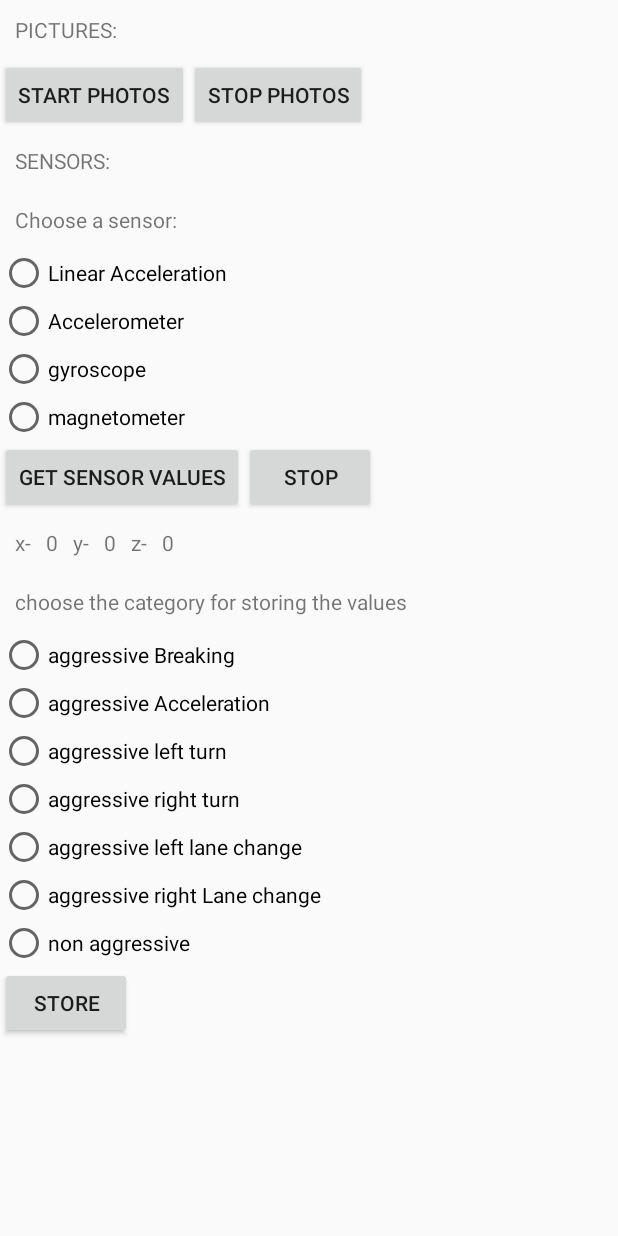
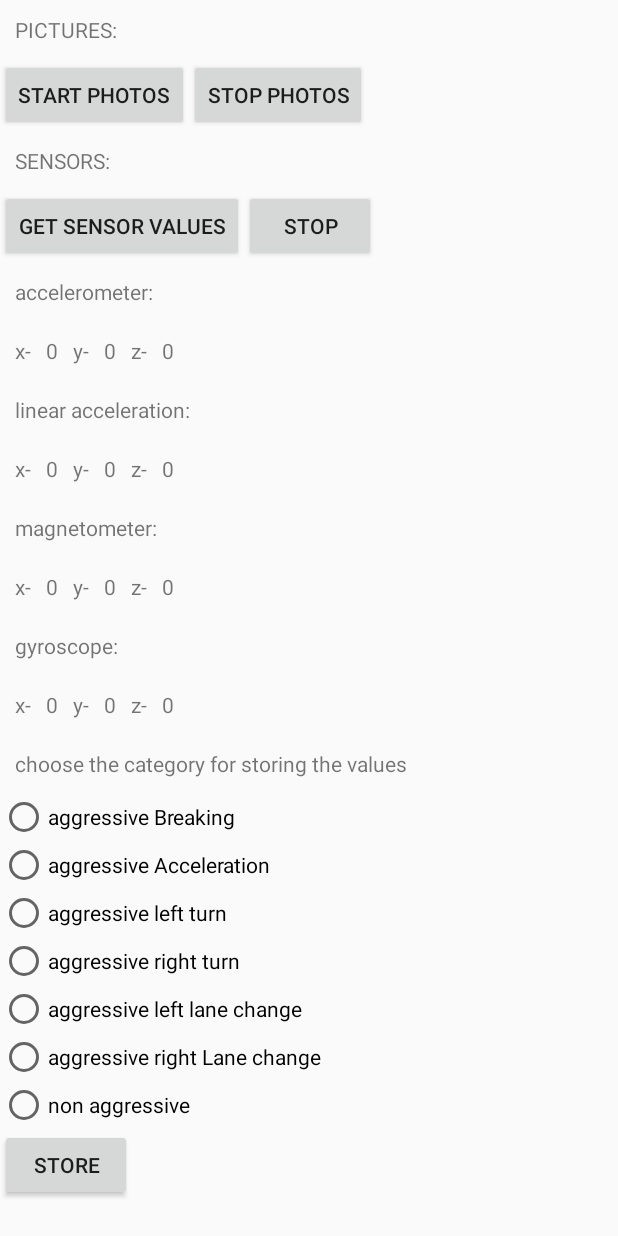
Before and after one commit to bhavya2020/data-collector-client, an Android app: the screen it shows after launch (MainActivity), after a tap on "GET SENSOR VALUES", on a phone screen of 412 x 824 dp. Run offline under Robolectric (Android 15) with nearby library versions, the phone set to English and light mode, and no system bars.

Commit message:
all sensor simultaneous

```diff
--- a/app/src/main/java/com/example/bhavya/datacollector/CapPhoto.java
+++ b/app/src/main/java/com/example/bhavya/datacollector/CapPhoto.java
@@ -25,6 +25,7 @@ import android.Manifest;
 import android.app.Service;
 import android.content.Intent;
 import android.content.pm.PackageManager;
+import android.graphics.SurfaceTexture;
 import android.hardware.Camera;
 import android.hardware.Camera.CameraInfo;
 import android.hardware.Camera.Parameters;
@@ -83,10 +84,9 @@ public class CapPhoto extends Service
             mCamera = Camera.open(); }
 
   if(mCamera !=null) {
-      toast.makeText(this,"yoyo",Toast.LENGTH_LONG).show();
-      SurfaceView sv = new SurfaceView(getApplicationContext());
+      SurfaceTexture st=new SurfaceTexture(0);
       try {
-          mCamera.setPreviewDisplay(sv.getHolder());
+          mCamera.setPreviewTexture(st);
           parameters = mCamera.getParameters();
           mCamera.setParameters(parameters);
           mCamera.startPreview();
@@ -99,8 +99,6 @@ public class CapPhoto extends Service
           e.printStackTrace();
       }
 
-      sHolder = sv.getHolder();
-      sHolder.setType(SurfaceHolder.SURFACE_TYPE_PUSH_BUFFERS);
   }
         return  START_NOT_STICKY;
     }
@@ -119,7 +117,7 @@ public class CapPhoto extends Service
                     try  {
                         URL url = null;
                         try {
-                            url = new URL("http://192.168.1.11:4444/click");
+                            url = new URL("http://192.168.43.170:4444/click");
                         } catch (MalformedURLException e) {
                             Log.d("err",e.toString());
                             e.printStackTrace();
--- a/app/src/main/java/com/example/bhavya/datacollector/MainActivity.java
+++ b/app/src/main/java/com/example/bhavya/datacollector/MainActivity.java
@@ -44,9 +44,9 @@ public class MainActivity extends Activity implements SensorEventListener{
     SensorManager mSensorManager;
     RadioGroup SENSORS;
     RadioGroup storage;
-    TextView ValuesX;
-    TextView ValuesY;
-    TextView ValuesZ;
+    TextView AValuesX,lAValuesX,MValuesX,GValuesX;
+    TextView AValuesY,lAValuesY,MValuesY,GValuesY;;
+    TextView AValuesZ,lAValuesZ,MValuesZ,GValuesZ;;
 
     @Override
     public void onRequestPermissionsResult(int requestCode, @NonNull String[] permissions, @NonNull int[] grantResults) {
@@ -118,38 +118,36 @@ public class MainActivity extends Activity implements SensorEventListener{
         btn3.setOnClickListener(new View.OnClickListener() {
             @Override
             public void onClick(View view) {
-                Sensor mSensor=null;
+                Sensor accelerometer=null,linearAcceleration=null,gyroscope=null,magnetometer=null;
+
                 mSensorManager = (SensorManager) getSystemService(Context.SENSOR_SERVICE);
 
-                SENSORS=findViewById(R.id.SENSORS);
-                ValuesX=findViewById(R.id.ValuesX);
-                ValuesY=findViewById(R.id.ValuesY);
-                ValuesZ=findViewById(R.id.ValuesZ);
+                AValuesX=findViewById(R.id.AValuesX);
+                AValuesY=findViewById(R.id.AValuesY);
+                AValuesZ=findViewById(R.id.AValuesZ);
+                lAValuesX=findViewById(R.id.lAValuesX);
+                lAValuesY=findViewById(R.id.lAValuesY);
+                lAValuesZ=findViewById(R.id.lAValuesZ);
+                MValuesX=findViewById(R.id.MValuesX);
+                MValuesY=findViewById(R.id.MValuesY);
+                MValuesZ=findViewById(R.id.MValuesZ);
+                GValuesX=findViewById(R.id.GValuesX);
+                GValuesY=findViewById(R.id.GValuesY);
+                GValuesZ=findViewById(R.id.GValuesZ);
 
-                int sensorID=SENSORS.getCheckedRadioButtonId();
+                accelerometer = mSensorManager.getDefaultSensor(Sensor.TYPE_ACCELEROMETER);
+                linearAcceleration = mSensorManager.getDefaultSensor(Sensor.TYPE_LINEAR_ACCELERATION);
+                gyroscope = mSensorManager.getDefaultSensor(Sensor.TYPE_GYROSCOPE);
+                magnetometer = mSensorManager.getDefaultSensor(Sensor.TYPE_MAGNETIC_FIELD);
 
-                if(sensorID == R.id.Accelerometer)
-                {
-                    selectedSensor="Accelerometer";
-                    mSensor = mSensorManager.getDefaultSensor(Sensor.TYPE_ACCELEROMETER);
-                }
-                else  if(sensorID == R.id.lAcc)
-                {
-                    selectedSensor="linear Acceleration";
-                    mSensor = mSensorManager.getDefaultSensor(Sensor.TYPE_LINEAR_ACCELERATION);
-                }else  if(sensorID == R.id.gyroscope)
-                {
-                    selectedSensor="gyroscope";
-                    mSensor = mSensorManager.getDefaultSensor(Sensor.TYPE_GYROSCOPE);
-                }else  if(sensorID == R.id.magnetometer)
-                {
-                    selectedSensor="magnetometer";
-                    mSensor = mSensorManager.getDefaultSensor(Sensor.TYPE_MAGNETIC_FIELD);
-                }
-
-
-                if(mSensor!=null)
-                    mSensorManager.registerListener(MainActivity.this,mSensor,SensorManager.SENSOR_DELAY_NORMAL);
+                if(accelerometer!=null)
+                    mSensorManager.registerListener(MainActivity.this,accelerometer,SensorManager.SENSOR_DELAY_NORMAL);
+                if(linearAcceleration!=null)
+                    mSensorManager.registerListener(MainActivity.this,linearAcceleration,SensorManager.SENSOR_DELAY_NORMAL);
+                if(gyroscope!=null)
+                    mSensorManager.registerListener(MainActivity.this,gyroscope,SensorManager.SENSOR_DELAY_NORMAL);
+                if(magnetometer!=null)
+                    mSensorManager.registerListener(MainActivity.this,magnetometer,SensorManager.SENSOR_DELAY_NORMAL);
             }
         });
         Button btn4 = findViewById(R.id.sensorStop);
@@ -164,11 +162,19 @@ public class MainActivity extends Activity implements SensorEventListener{
             @Override
             public void onClick(View view) {
                 storage=findViewById(R.id.storage);
-                ValuesX=findViewById(R.id.ValuesX);
-                ValuesY=findViewById(R.id.ValuesY);
-                ValuesZ=findViewById(R.id.ValuesZ);
-
-                String json="{\"sensor\":\""+selectedSensor+"\",\"x\":\""+ValuesX.getText()+"\",\"y\":\""+ValuesY.getText()+"\",\"z\":\""+ValuesZ.getText()+"\",\"class\":\"";
+                AValuesX=findViewById(R.id.AValuesX);
+                AValuesY=findViewById(R.id.AValuesY);
+                AValuesZ=findViewById(R.id.AValuesZ);
+                lAValuesX=findViewById(R.id.lAValuesX);
+                lAValuesY=findViewById(R.id.lAValuesY);
+                lAValuesZ=findViewById(R.id.lAValuesZ);
+                MValuesX=findViewById(R.id.MValuesX);
+                MValuesY=findViewById(R.id.MValuesY);
+                MValuesZ=findViewById(R.id.MValuesZ);
+                GValuesX=findViewById(R.id.GValuesX);
+                GValuesY=findViewById(R.id.GValuesY);
+                GValuesZ=findViewById(R.id.GValuesZ);
+                String json="{\"ax\":\""+AValuesX.getText()+"\",\"ay\":\""+AValuesY.getText()+"\",\"az\":\""+AValuesZ.getText()+"\",\"lx\":\""+lAValuesX.getText()+"\",\"ly\":\""+lAValuesY.getText()+"\",\"lz\":\""+lAValuesZ.getText()+"\",\"gx\":\""+GValuesX.getText()+"\",\"gy\":\""+GValuesY.getText()+"\",\"gz\":\""+GValuesZ.getText()+"\",\"mx\":\"" +MValuesX.getText()+"\",\"my\":\""+MValuesY.getText()+"\",\"mz\":\""+MValuesZ.getText()+"\",\"class\":\"";
                 int storageID=storage.getCheckedRadioButtonId();
 
                 if(storageID == R.id.aggressiveAcceleration)
@@ -201,7 +207,7 @@ public class MainActivity extends Activity implements SensorEventListener{
                     @Override
                     public void run() {
                         try {
-                            URL url = new URL("http://192.168.1.11:4444/sensor");
+                            URL url = new URL("http://192.168.43.170:4444/sensor");
                             HttpURLConnection conn = (HttpURLConnection) url.openConnection();
                             conn.setDoOutput(true);
                             conn.setRequestMethod("POST");
@@ -244,9 +250,27 @@ public class MainActivity extends Activity implements SensorEventListener{
 
     }
     public void onSensorChanged(SensorEvent event){
-        ValuesX.setText( String.valueOf(event.values[0]));
-        ValuesY.setText( String.valueOf(event.values[1]));
-        ValuesZ.setText( String.valueOf(event.values[2]));
+        if(event.sensor.getType()==Sensor.TYPE_ACCELEROMETER) {
+            AValuesX.setText(String.valueOf(event.values[0]));
+            AValuesY.setText(String.valueOf(event.values[1]));
+            AValuesZ.setText(String.valueOf(event.values[2]));
+        }
+        if(event.sensor.getType()==Sensor.TYPE_LINEAR_ACCELERATION) {
+            lAValuesX.setText(String.valueOf(event.values[0]));
+            lAValuesY.setText(String.valueOf(event.values[1]));
+            lAValuesZ.setText(String.valueOf(event.values[2]));
+        }
+        if(event.sensor.getType()==Sensor.TYPE_MAGNETIC_FIELD) {
+            MValuesX.setText(String.valueOf(event.values[0]));
+            MValuesY.setText(String.valueOf(event.values[1]));
+            MValuesZ.setText(String.valueOf(event.values[2]));
+        }
+        if(event.sensor.getType()==Sensor.TYPE_GYROSCOPE) {
+            GValuesX.setText(String.valueOf(event.values[0]));
+            GValuesY.setText(String.valueOf(event.values[1]));
+            GValuesZ.setText(String.valueOf(event.values[2]));
+        }
+
     }
 
     @Override
--- a/app/src/main/res/layout/activity_main.xml
+++ b/app/src/main/res/layout/activity_main.xml
@@ -47,42 +47,7 @@
             android:padding="10dp"
             android:text="SENSORS:" />
 
-        <TextView
-            android:layout_width="match_parent"
-            android:layout_height="wrap_content"
-            android:padding="10dp"
-            android:text="Choose a sensor:" />
 
-        <RadioGroup
-            android:id="@+id/SENSORS"
-            android:layout_width="match_parent"
-            android:layout_height="wrap_content">
-
-            <RadioButton
-                android:id="@+id/lAcc"
-                android:layout_width="match_parent"
-                android:layout_height="wrap_content"
-                android:text="Linear Acceleration" />
-
-            <RadioButton
-                android:id="@+id/Accelerometer"
-                android:layout_width="match_parent"
-                android:layout_height="wrap_content"
-                android:text="Accelerometer" />
-
-            <RadioButton
-                android:id="@+id/gyroscope"
-                android:layout_width="match_parent"
-                android:layout_height="wrap_content"
-                android:text="gyroscope" />
-
-            <RadioButton
-                android:id="@+id/magnetometer"
-                android:layout_width="match_parent"
-                android:layout_height="wrap_content"
-                android:text="magnetometer" />
-
-        </RadioGroup>
 
         <LinearLayout
             android:layout_width="match_parent"
@@ -106,6 +71,52 @@
                 tools:layout_editor_absoluteY="119dp" />
         </LinearLayout>
 
+        <TextView
+            android:layout_width="wrap_content"
+            android:layout_height="wrap_content"
+            android:padding="10dp"
+            android:text="accelerometer:"/>
+        <LinearLayout
+            android:layout_width="match_parent"
+            android:layout_height="wrap_content">
+
+            <TextView
+                android:layout_width="wrap_content"
+                android:layout_height="wrap_content"
+                android:layout_marginLeft="10dp"
+                android:text="x-"/>
+            <TextView
+                android:id="@+id/AValuesX"
+                android:layout_width="wrap_content"
+                android:layout_height="wrap_content"
+                android:padding="10dp"
+                android:text="0" />
+            <TextView
+                android:layout_width="wrap_content"
+                android:layout_height="wrap_content"
+                android:text="y-"/>
+            <TextView
+                android:id="@+id/AValuesY"
+                android:layout_width="wrap_content"
+                android:layout_height="wrap_content"
+                android:padding="10dp"
+                android:text="0" />
+            <TextView
+                android:layout_width="wrap_content"
+                android:layout_height="wrap_content"
+                android:text="z-"/>
+            <TextView
+                android:id="@+id/AValuesZ"
+                android:layout_width="wrap_content"
+                android:layout_height="wrap_content"
+                android:padding="10dp"
+                android:text="0" />
+        </LinearLayout>
+        <TextView
+            android:layout_width="wrap_content"
+            android:layout_height="wrap_content"
+            android:padding="10dp"
+            android:text="linear acceleration:"/>
         <LinearLayout
             android:layout_width="match_parent"
             android:layout_height="wrap_content">
@@ -115,7 +126,7 @@
                 android:layout_marginLeft="10dp"
                 android:text="x-"/>
             <TextView
-                android:id="@+id/ValuesX"
+                android:id="@+id/lAValuesX"
                 android:layout_width="wrap_content"
                 android:layout_height="wrap_content"
                 android:padding="10dp"
@@ -125,7 +136,7 @@
                 android:layout_height="wrap_content"
                 android:text="y-"/>
             <TextView
-                android:id="@+id/ValuesY"
+                android:id="@+id/lAValuesY"
                 android:layout_width="wrap_content"
                 android:layout_height="wrap_content"
                 android:padding="10dp"
@@ -135,15 +146,92 @@
                 android:layout_height="wrap_content"
                 android:text="z-"/>
             <TextView
-                android:id="@+id/ValuesZ"
+                android:id="@+id/lAValuesZ"
                 android:layout_width="wrap_content"
                 android:layout_height="wrap_content"
                 android:padding="10dp"
                 android:text="0" />
         </LinearLayout>
-
-
-
+        <TextView
+            android:layout_width="wrap_content"
+            android:layout_height="wrap_content"
+            android:padding="10dp"
+            android:text="magnetometer:"/>
+        <LinearLayout
+            android:layout_width="match_parent"
+            android:layout_height="wrap_content">
+            <TextView
+                android:layout_width="wrap_content"
+                android:layout_height="wrap_content"
+                android:layout_marginLeft="10dp"
+                android:text="x-"/>
+            <TextView
+                android:id="@+id/MValuesX"
+                android:layout_width="wrap_content"
+                android:layout_height="wrap_content"
+                android:padding="10dp"
+                android:text="0" />
+            <TextView
+                android:layout_width="wrap_content"
+                android:layout_height="wrap_content"
+                android:text="y-"/>
+            <TextView
+                android:id="@+id/MValuesY"
+                android:layout_width="wrap_content"
+                android:layout_height="wrap_content"
+                android:padding="10dp"
+                android:text="0" />
+            <TextView
+                android:layout_width="wrap_content"
+                android:layout_height="wrap_content"
+                android:text="z-"/>
+            <TextView
+                android:id="@+id/MValuesZ"
+                android:layout_width="wrap_content"
+                android:layout_height="wrap_content"
+                android:padding="10dp"
+                android:text="0" />
+        </LinearLayout>
+        <TextView
+            android:layout_width="wrap_content"
+            android:layout_height="wrap_content"
+            android:padding="10dp"
+            android:text="gyroscope:"/>
+        <LinearLayout
+            android:layout_width="match_parent"
+            android:layout_height="wrap_content">
+            <TextView
+                android:layout_width="wrap_content"
+                android:layout_height="wrap_content"
+                android:layout_marginLeft="10dp"
+                android:text="x-"/>
+            <TextView
+                android:id="@+id/GValuesX"
+                android:layout_width="wrap_content"
+                android:layout_height="wrap_content"
+                android:padding="10dp"
+                android:text="0" />
+            <TextView
+                android:layout_width="wrap_content"
+                android:layout_height="wrap_content"
+                android:text="y-"/>
+            <TextView
+                android:id="@+id/GValuesY"
+                android:layout_width="wrap_content"
+                android:layout_height="wrap_content"
+                android:padding="10dp"
+                android:text="0" />
+            <TextView
+                android:layout_width="wrap_content"
+                android:layout_height="wrap_content"
+                android:text="z-"/>
+            <TextView
+                android:id="@+id/GValuesZ"
+                android:layout_width="wrap_content"
+                android:layout_height="wrap_content"
+                android:padding="10dp"
+                android:text="0" />
+        </LinearLayout>
         <TextView
             android:layout_width="wrap_content"
             android:layout_height="wrap_content"
```
